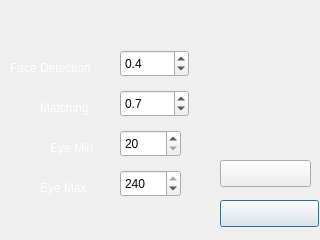
The window that dialogsetting.ui (racroi3010/nr-smartface) describes before a commit, drawn with Qt 5.
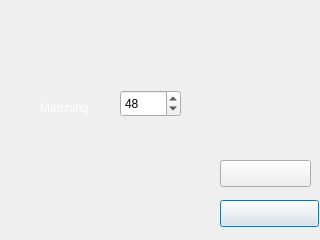
The same window after the commit. Icons and pictures are not drawn.

What changed in the file:
```diff
--- a/dialogsetting.ui
+++ b/dialogsetting.ui
@@ -44,98 +44,6 @@
     <string/>
    </property>
   </widget>
-  <widget class="QDoubleSpinBox" name="spb_relValue">
-   <property name="geometry">
-    <rect>
-     <x>120</x>
-     <y>50</y>
-     <width>69</width>
-     <height>27</height>
-    </rect>
-   </property>
-   <property name="decimals">
-    <number>1</number>
-   </property>
-   <property name="minimum">
-    <double>0.100000000000000</double>
-   </property>
-   <property name="maximum">
-    <double>1.000000000000000</double>
-   </property>
-   <property name="singleStep">
-    <double>0.100000000000000</double>
-   </property>
-   <property name="value">
-    <double>0.400000000000000</double>
-   </property>
-  </widget>
-  <widget class="QSpinBox" name="spb_eyemin">
-   <property name="geometry">
-    <rect>
-     <x>120</x>
-     <y>130</y>
-     <width>61</width>
-     <height>27</height>
-    </rect>
-   </property>
-   <property name="minimum">
-    <number>20</number>
-   </property>
-   <property name="maximum">
-    <number>240</number>
-   </property>
-   <property name="value">
-    <number>20</number>
-   </property>
-  </widget>
-  <widget class="QLabel" name="label_4">
-   <property name="geometry">
-    <rect>
-     <x>40</x>
-     <y>180</y>
-     <width>67</width>
-     <height>17</height>
-    </rect>
-   </property>
-   <property name="styleSheet">
-    <string notr="true">background-image: url(:/new/images/images/bg_text_overlay.png);</string>
-   </property>
-   <property name="text">
-    <string>&lt;html&gt;&lt;head/&gt;&lt;body&gt;&lt;p&gt;&lt;span style=&quot; color:#ffffff;&quot;&gt;Eye Max&lt;/span&gt;&lt;/p&gt;&lt;/body&gt;&lt;/html&gt;</string>
-   </property>
-  </widget>
-  <widget class="QLabel" name="label_5">
-   <property name="geometry">
-    <rect>
-     <x>10</x>
-     <y>60</y>
-     <width>101</width>
-     <height>17</height>
-    </rect>
-   </property>
-   <property name="styleSheet">
-    <string notr="true">background-image: url(:/new/images/images/bg_text_overlay.png);</string>
-   </property>
-   <property name="text">
-    <string>&lt;html&gt;&lt;head/&gt;&lt;body&gt;&lt;p&gt;&lt;span style=&quot; color:#ffffff;&quot;&gt;Face Detection&lt;/span&gt;&lt;/p&gt;&lt;/body&gt;&lt;/html&gt;</string>
-   </property>
-  </widget>
-  <widget class="QLabel" name="label_3">
-   <property name="geometry">
-    <rect>
-     <x>50</x>
-     <y>140</y>
-     <width>61</width>
-     <height>17</height>
-    </rect>
-   </property>
-   <property name="styleSheet">
-    <string notr="true">background-image: url(:/new/images/images/bg_text_overlay.png);</string>
-   </property>
-   <property name="text">
-    <string>&lt;html&gt;&lt;head/&gt;&lt;body&gt;&lt;p&gt;&lt;span style=&quot; color:#ffffff;&quot;&gt;Eye Min&lt;/span&gt;&lt;/p&gt;&lt;/body&gt;&lt;/html&gt;</string>
-   </property>
-  </widget>
   <widget class="QPushButton" name="btnSave">
    <property name="geometry">
     <rect>
@@ -152,31 +60,6 @@
     <string/>
    </property>
   </widget>
-  <widget class="QDoubleSpinBox" name="spb_maxRelValue">
-   <property name="geometry">
-    <rect>
-     <x>120</x>
-     <y>90</y>
-     <width>69</width>
-     <height>27</height>
-    </rect>
-   </property>
-   <property name="decimals">
-    <number>1</number>
-   </property>
-   <property name="minimum">
-    <double>0.100000000000000</double>
-   </property>
-   <property name="maximum">
-    <double>0.900000000000000</double>
-   </property>
-   <property name="singleStep">
-    <double>0.100000000000000</double>
-   </property>
-   <property name="value">
-    <double>0.700000000000000</double>
-   </property>
-  </widget>
   <widget class="QLabel" name="label_6">
    <property name="geometry">
     <rect>
@@ -197,19 +80,13 @@
    <property name="geometry">
     <rect>
      <x>120</x>
-     <y>170</y>
+     <y>90</y>
      <width>61</width>
      <height>27</height>
     </rect>
    </property>
-   <property name="minimum">
-    <number>20</number>
-   </property>
-   <property name="maximum">
-    <number>240</number>
-   </property>
    <property name="value">
-    <number>240</number>
+    <number>48</number>
    </property>
   </widget>
  </widget>
```
Left out of the diff: 2 changed lines with no effect on the pictures.
